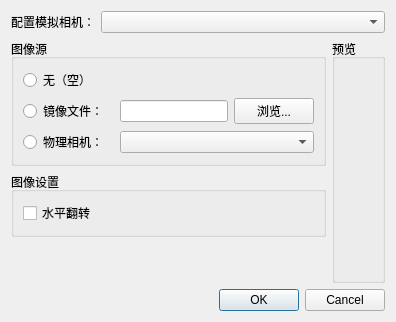
Old version of the form src/frontend/qt_sdl/CameraSettingsDialog.ui in the repository melonDS-emu/melonDS.
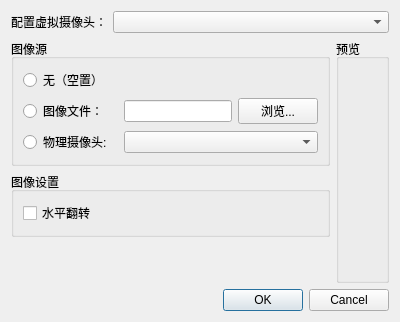
New version of the form.

```diff
--- a/src/frontend/qt_sdl/CameraSettingsDialog.ui
+++ b/src/frontend/qt_sdl/CameraSettingsDialog.ui
@@ -28,7 +28,7 @@
      <item>
       <widget class="QLabel" name="label">
        <property name="text">
-        <string>配置模拟相机：</string>
+        <string>配置虚拟摄像头：</string>
        </property>
       </widget>
      </item>
@@ -51,7 +51,7 @@
         <item row="0" column="0" colspan="4">
          <widget class="QRadioButton" name="rbPictureNone">
           <property name="text">
-           <string>无（空）</string>
+           <string>无（空置）</string>
           </property>
          </widget>
         </item>
@@ -65,14 +65,14 @@
         <item row="2" column="0">
          <widget class="QRadioButton" name="rbPictureCamera">
           <property name="text">
-           <string>物理相机：</string>
+           <string>物理摄像头:</string>
           </property>
          </widget>
         </item>
         <item row="1" column="0">
          <widget class="QRadioButton" name="rbPictureImg">
           <property name="text">
-           <string>镜像文件：</string>
+           <string>图像文件：</string>
           </property>
          </widget>
         </item>
```
Left out of the diff: 2 changed lines with no effect on the pictures.
